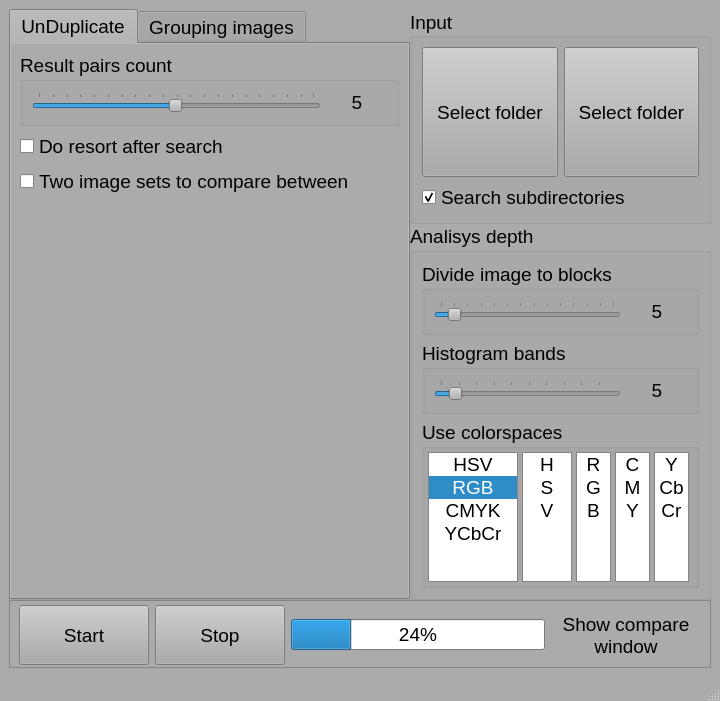
The window that VisImSorter.ui (FuhrerStein/VisImSorter2) describes before a commit, drawn with Qt 5.
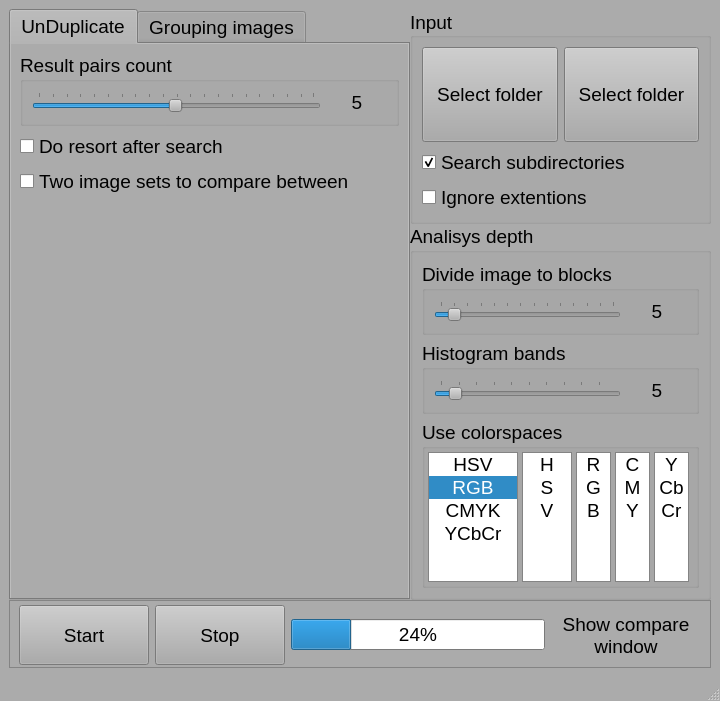
The same window after the commit. The open tabs and pages were chosen to show the change.

Commit message: ignore extentions option

Diff of the .ui file:
```diff
--- a/VisImSorter.ui
+++ b/VisImSorter.ui
@@ -1105,6 +1105,13 @@
              </property>
             </widget>
            </item>
+           <item>
+            <widget class="QCheckBox" name="check_ignore_ext">
+             <property name="text">
+              <string>Ignore extentions</string>
+             </property>
+            </widget>
+           </item>
           </layout>
          </widget>
         </item>
```
Left out of the diff: 2 changed lines with no effect on the pictures. The commit also changes 5 other files.
